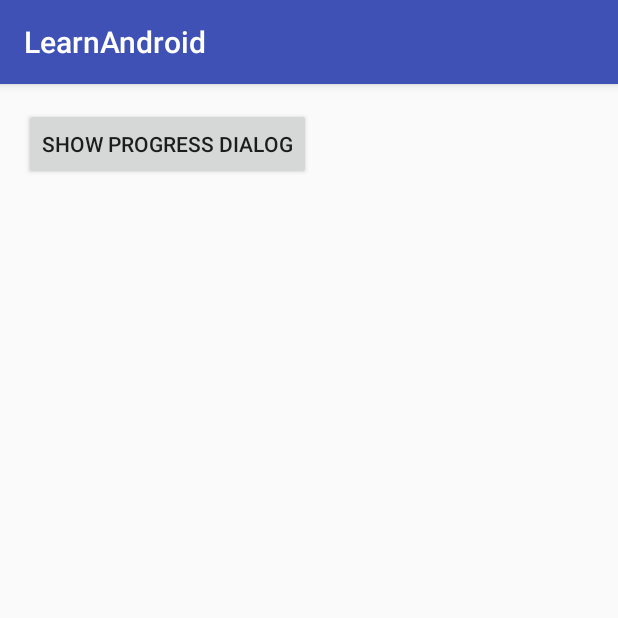
After one commit to anztrax/learn-making-android-app, an Android app: the ProgressActivity screen opened directly, with no data from a screen before it, on a phone screen of 412 x 824 dp, the top half of it. The commit adds this screen. Run offline under Robolectric (Android 15) with nearby library versions, the phone set to English and light mode, and no system bars.

Commit message:
add media player add example of notification, progress activity, alert dialog, lightActionSoundRedux activity

```diff
--- /dev/null
+++ b/app/src/main/java/com/hello/test/learnandroid/notificationandalerts/ProgressActivity.java
@@ -0,0 +1,38 @@
+package com.hello.test.learnandroid.notificationandalerts;
+
+import android.app.ProgressDialog;
+import android.os.Handler;
+import android.support.v7.app.AppCompatActivity;
+import android.os.Bundle;
+import android.view.View;
+
+import com.hello.test.learnandroid.R;
+
+public class ProgressActivity extends AppCompatActivity {
+  private ProgressDialog progressDialog;
+  final int THIRTY_SECOND = 3*1000;
+
+  @Override
+  protected void onCreate(Bundle savedInstanceState) {
+    super.onCreate(savedInstanceState);
+    setContentView(R.layout.activity_progress);
+  }
+
+  public void startProgress(View view){
+    progressDialog = new ProgressDialog(ProgressActivity.this);
+    progressDialog.setProgressStyle(ProgressDialog.STYLE_HORIZONTAL);
+    progressDialog.setMessage("Doing Something ...");
+    progressDialog.setCancelable(false);
+    progressDialog.show();
+    new Handler().postDelayed(new Runnable() {
+      @Override
+      public void run() {
+        progressDialog.dismiss();
+      }
+    },THIRTY_SECOND);
+  }
+
+  public void onClickStartProgress(View view){
+    startProgress(view);
+  }
+}
--- /dev/null
+++ b/app/src/main/res/layout/activity_progress.xml
@@ -0,0 +1,18 @@
+<?xml version="1.0" encoding="utf-8"?>
+<RelativeLayout
+    android:id="@+id/activity_progress"
+    xmlns:android="http://schemas.android.com/apk/res/android"
+    xmlns:tools="http://schemas.android.com/tools"
+    android:layout_width="match_parent"
+    android:layout_height="match_parent"
+    android:paddingBottom="@dimen/activity_vertical_margin"
+    android:paddingLeft="@dimen/activity_horizontal_margin"
+    android:paddingRight="@dimen/activity_horizontal_margin"
+    android:paddingTop="@dimen/activity_vertical_margin"
+    tools:context="com.hello.test.learnandroid.notificationandalerts.ProgressActivity">
+    <Button
+        android:onClick="onClickStartProgress"
+        android:text="Show Progress Dialog"
+        android:layout_width="wrap_content"
+        android:layout_height="wrap_content"/>
+</RelativeLayout>
--- a/app/src/main/res/values/strings.xml
+++ b/app/src/main/res/values/strings.xml
@@ -5,6 +5,8 @@
 
     <string name="search_title">Search</string>
     <string name="search_hint">Enter text to search</string>
+
+    <string name="dialog_neutral">Neutral</string>
 
     <string name="menu_cast">Cast</string>
     <string name="menu_print">Print</string>
```
Also changed, not shown: app/src/main/AndroidManifest.xml (+9 -0 lines), app/src/main/java/com/hello/test/learnandroid/LearnNotificationAndAlertMainActivity.java (+24 -0 lines), app/src/main/java/com/hello/test/learnandroid/notificationandalerts/AlertDialogActivity.java (added, +51 -0 lines), app/src/main/java/com/hello/test/learnandroid/notificationandalerts/LightActionSoundReduxActivity.java (added, +45 -0 lines), app/src/main/java/com/hello/test/learnandroid/notificationandalerts/MediaPlayerNotificationActivity.java (added, +58 -0 lines), app/src/main/res/layout/activity_alert_dialog.xml (added, +25 -0 lines), app/src/main/res/layout/activity_learn_notification_and_alert_main.xml (+21 -1 lines), app/src/main/res/layout/activity_light_action_sound_redux.xml (added, +19 -0 lines), app/src/main/res/layout/activity_media_player_notification.xml (added, +19 -0 lines), app/src/main/res/layout/custom_dialog.xml (added, +14 -0 lines).
